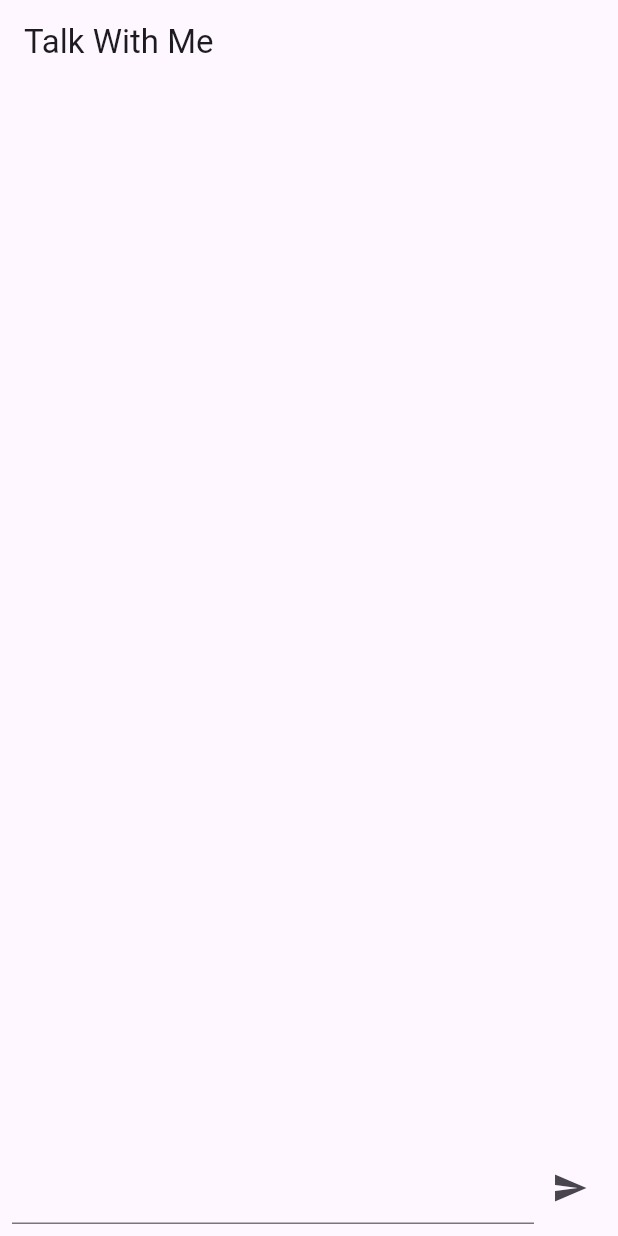
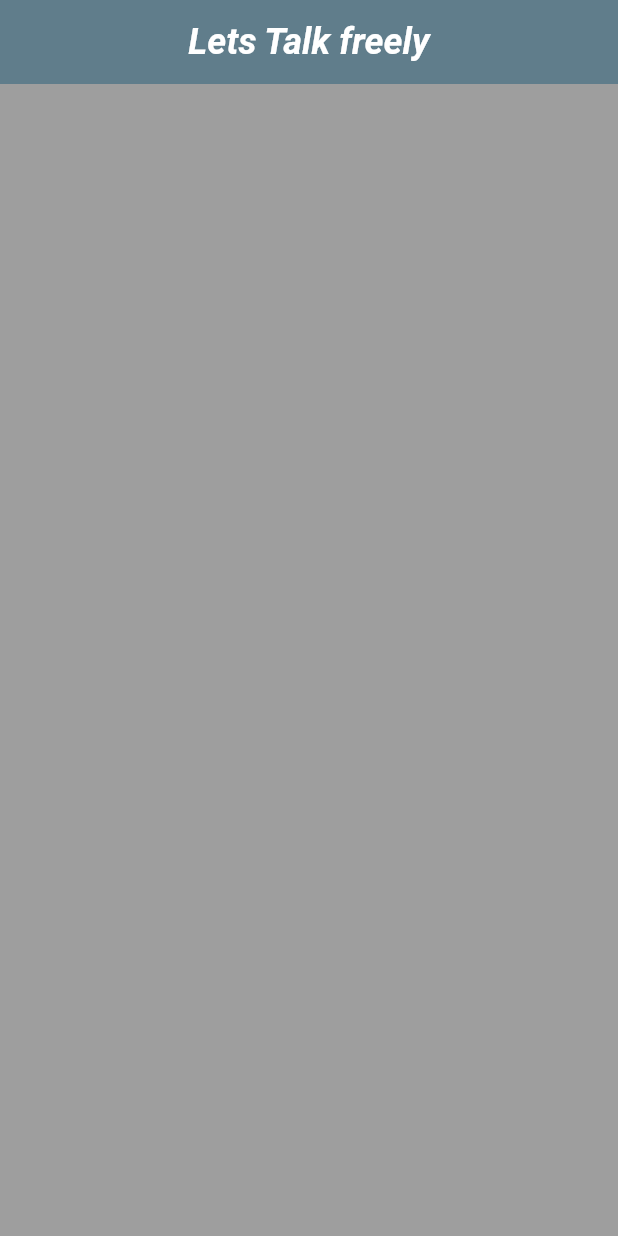
Before and after one commit to RFRanasinghe/TalkWithMeChatbot, a Flutter app: the screen it shows after launch, on a phone screen of 412 x 824 dp. Run offline on Flutter 3.47's test engine with Material 3 defaults, Android fonts, the phone set to English and light mode, and no system bars; our stand-ins replace google_generative_ai.

Commit message:
created functions for sending messages and scrolling states.

```diff
--- a/lib/main.dart
+++ b/lib/main.dart
@@ -2,15 +2,26 @@ import 'package:flutter/material.dart';
 import 'package:google_generative_ai/google_generative_ai.dart';
 
 void main() {
-  runApp(const ChatApp());
+  runApp(const TalkWithMeApp());
 }
 
-class ChatApp extends StatelessWidget {
-  const ChatApp({super.key});
+class TalkWithMeApp extends StatelessWidget {
+  const TalkWithMeApp({super.key});
 
   @override
   Widget build(BuildContext context) {
-    return MaterialApp(title: 'Talk with Me', home: ChatScreen());
+    return MaterialApp(
+      title: 'Talk With Me',
+      debugShowCheckedModeBanner: false,
+      theme: ThemeData(
+        primaryColor: Color(Colors.blueGrey.value),
+        appBarTheme: AppBarTheme(
+          backgroundColor: Color(Colors.blueGrey.value),
+          foregroundColor: Colors.white,
+        ),
+      ),
+      home: ChatScreen(),
+    );
   }
 }
 
@@ -23,87 +34,114 @@ class ChatScreen extends StatefulWidget {
 
 class _ChatScreenState extends State<ChatScreen> {
   final List<Map<String, String>> _messages = [];
-  final TextEditingController _controller = TextEditingController();
+  final TextEditingController _textController = TextEditingController();
+  final ScrollController _scrollController = ScrollController();
   bool _isLoading = false;
 
-  //Initialize gemini model
-  final model = GenerativeModel(
-    model: 'gemini-1.5-flash',
-    apiKey: 'AIzaSyAn3A9bRjLfYUYkXLoPDMd0CJO60iR-CrI',
-  );
+  static const String _apiKey = 'AIzaSyAn3A9bRjLfYUYkXLoPDMd0CJO60iR-CrI';
 
+  //Initialize Gemini Model
+  final model = GenerativeModel(model: 'gemini-1.5-flash', apiKey: _apiKey);
+
+  //function to send message to Gemini (Backend)
   void _sendMessage() async {
-    if (_controller.text.isEmpty) return;
-
-    final userText = _controller.text;
+    final text = _textController.text.trim();
+    if (text.isEmpty) return;
 
     setState(() {
-      _messages.add({'sender': 'user', 'text': userText});
-      _isLoading = true; // Show loading indicator
-      _controller.clear();
+      _messages.add({"sender": "user", "text": text});
+      _isLoading = true;
     });
+    _textController.clear();
+    _scrollToBottom();
 
-    try
-    {
-      final content = [Content.text(userText)];
+    try {
+      //data flow -> flutter > Internet > Gemini API
+      final content = [Content.text(text)];
       final response = await model.generateContent(content);
 
       setState(() {
-        _messages.add({'sender': 'bot', 'text': response.text ?? 'Sorry, I could not generate a response.'});
-        _isLoading = false; // Hide loading indicator
+        _messages.add({
+          "sender": "bot",
+          "text": response.text ?? "I'm sorry I couldn't understand that",
         });
-
-    }
-    catch (e)
-    {
+        _isLoading = false;
+      });
+    } catch (e) {
       setState(() {
-        _messages.add({'sender': 'bot', 'text': 'Error: Check your internet and API key.'});
-        _isLoading = false; // Hide loading indicator
+        _messages.add({
+          "sender": "bot",
+          "text": "Error : Check your API key or connection",
+        });
+        _isLoading = false;
       });
     }
+    _scrollToBottom();
+  }
 
+  void _scrollToBottom() {
+    WidgetsBinding.instance.addPostFrameCallback((_) {
+      if (_scrollController.hasClients) {
+        _scrollController.animateTo(
+          _scrollController.position.maxScrollExtent,
+          duration: Duration(microseconds: 300),
+          curve: Curves.easeOut,
+        );
+      }
+    });
   }
 
   @override
   Widget build(BuildContext context) {
     return Scaffold(
-      appBar: AppBar(title: Text('Talk With Me')),
-      body: Column(
+      appBar: AppBar(
+        title: Center(
+          child: Text(
+            'Lets Talk freely',
+            style: TextStyle(
+              fontStyle: FontStyle.italic,
+              fontSize: 24,
+              fontWeight: FontWeight.bold,
+            ),
+          ),
+        ),
+      ),
+      body: Container(
+        color: Colors.grey,
+        child: Column(
           children: [
             Expanded(
               child: ListView.builder(
                 itemCount: _messages.length,
                 itemBuilder: (context, index) {
-                bool isUser = _messages[index]['sender'] == 'user';
-                return ListTile(
-                  title: Align(
-                    alignment: isUser
-                        ? Alignment.centerRight
-                        : Alignment.centerLeft,
-                    child: Container(
-                      padding: EdgeInsets.all(10),
-                      decoration: BoxDecoration(
-                        color: isUser ? Colors.blue : Colors.grey[300],
-                        borderRadius: BorderRadius.circular(10),
-                      ),
-                      child: Text(_messages[index]['text']!),
-                    ),
-                  ),
-                );
+                  final message = _messages[index];
+                  final isUserMessage = message['sender'] == 'user';
+
+                  return _buildChatBubble(message['text']!, isUserMessage);
                 },
               ),
             ),
-          Padding(
+
+            //loading indicator
+            if (_isLoading)
+              const Padding(
                 padding: EdgeInsets.all(8.0),
-            child: Row(
-              children: [
-                Expanded(child: TextField(controller: _controller)),
-                IconButton(onPressed: () {}, icon: Icon(Icons.send)),
+                child: CircularProgressIndicator(),
+              ),
+
+            //bottom input bar
+            _buildInputArea(),
           ],
         ),
-          ),
-        ],
       ),
     );
   }
 }
+
+Widget _buildChatBubble(String text, bool isUserMessage) {
+  return Align();
+}
+
+Widget _buildInputArea() {
+  return Container();
+}
```
Lines whose indentation alone changed are shown as unchanged.
